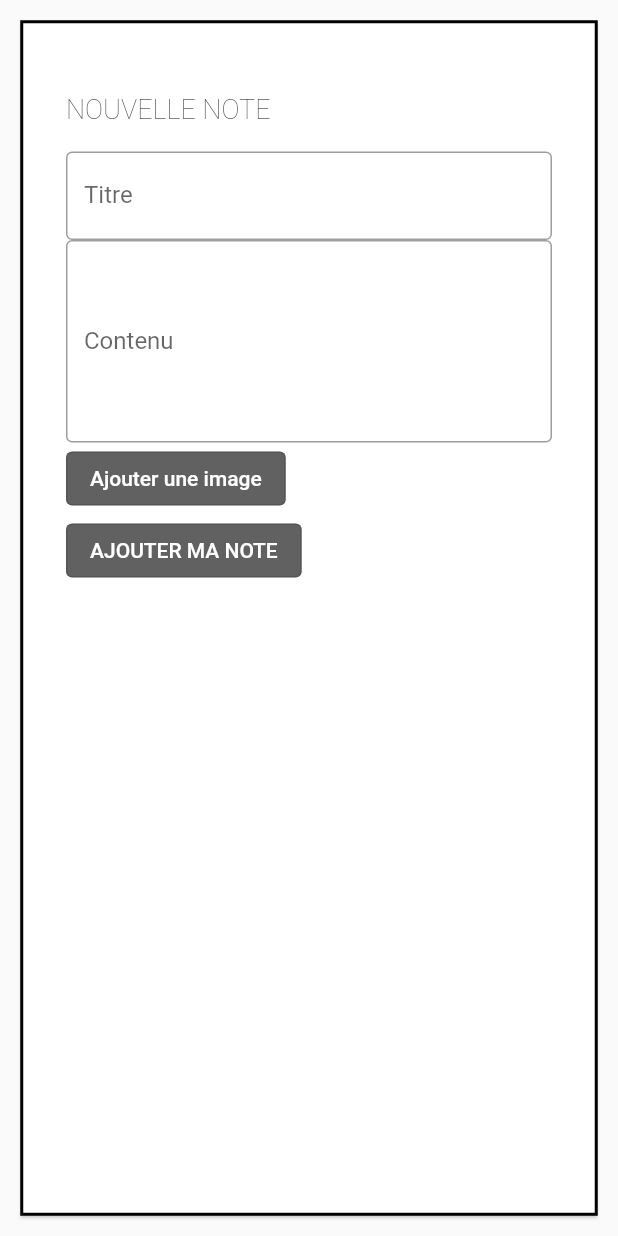
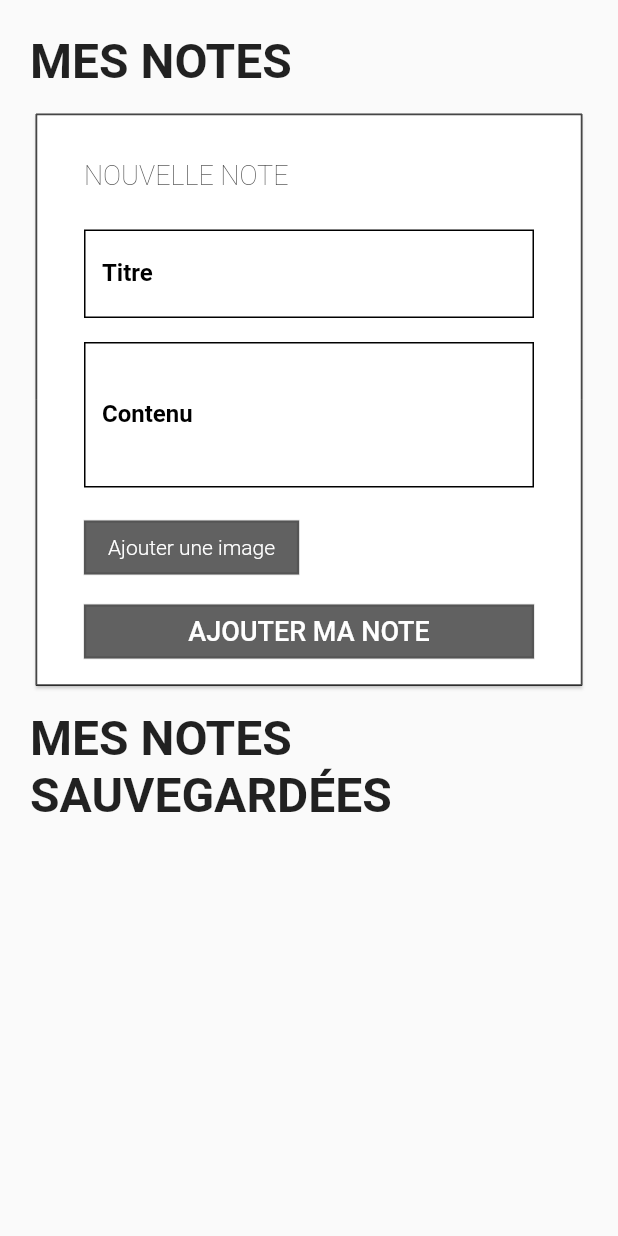
Before and after one commit to VannSup/Tp_final_Flutter, a Flutter app: the screen it shows after launch, on a phone screen of 412 x 824 dp. Run offline on Flutter 3.47's test engine with Material 2 defaults, Android fonts, the light colour scheme and no system bars; our stand-ins replace camera.

Commit message:
Refactorisation (création d'un widget formulaire ajout note) création du model "note" gestion de la prise de photo.

```diff
--- a/lib/app/screens/home/home_screen.dart
+++ b/lib/app/screens/home/home_screen.dart
@@ -1,144 +1,40 @@
-import 'dart:io';
+import 'package:flutter/material.dart';
+import 'package:tp_final/app/widgets/add_note_form.dart';
 
-import 'package:flutter/material.dart';
-import 'package:camera/camera.dart';
-import 'package:tp_final/app/widgets/take_picture_dialog.dart';
-
-class HomeScreen extends StatefulWidget {
-  @override
-  _HomeScreenState createState() => _HomeScreenState();
-}
-
-class _HomeScreenState extends State<HomeScreen> {
-  final _titreController = TextEditingController();
-  final _contenuController = TextEditingController();
-  final _formKey = GlobalKey<FormState>();
-
-  // Picture scan
-  String lastPictureStoredResult = '';
-
-  @override
-  void initState() {
-    super.initState();
-  }
-
-  AutovalidateMode _autoValidateForm = AutovalidateMode.disabled;
-
-  void addMyNote() async {}
-
-  Future _showMyDialog() async {
-    XFile? res = await showDialog(
-      context: context,
-      barrierDismissible: true, // user must tap button!
-      builder: (BuildContext context) {
-        return Dialog(
-          elevation: 0,
-          backgroundColor: Colors.transparent,
-          child: Padding(
-              padding: const EdgeInsets.all(8.0), child: CameraDialog()),
-        );
-      },
-    );
-    if (res != null) {
-      lastPictureStoredResult = res.path;
-    }
-  }
-
-  void _deletePicture() {
-    lastPictureStoredResult = '';
-  }
-
+class HomeScreen extends StatelessWidget {
   @override
   Widget build(BuildContext context) {
     return Scaffold(
-      body: Container(
+      body: SafeArea(
         child: Padding(
-          padding: EdgeInsets.all(10),
-          child: Card(
-            shape: BeveledRectangleBorder(
-              side: BorderSide(
-                color: Colors.black,
-                width: 1.0,
-              ),
-            ),
-            child: Container(
-              padding: EdgeInsets.all(30),
-              child: Form(
-                autovalidateMode: _autoValidateForm,
-                key: _formKey,
+          padding: const EdgeInsets.symmetric(vertical: 10, horizontal: 20),
           child: Column(
             crossAxisAlignment: CrossAxisAlignment.start,
             children: [
               Padding(
-                      padding: const EdgeInsets.symmetric(vertical: 18.0),
+                padding: EdgeInsets.symmetric(
+                  vertical: 12,
+                ),
                 child: Text(
-                        "NOUVELLE NOTE",
+                  'MES NOTES',
                   style: TextStyle(
                     fontStyle: FontStyle.normal,
-                          fontSize: 18,
-                          fontWeight: FontWeight.w100,
+                    fontSize: 32,
+                    fontWeight: FontWeight.bold,
                   ),
                 ),
               ),
-                    TextFormField(
-                      keyboardType: TextInputType.name,
-                      controller: _titreController,
-                      decoration: InputDecoration(
-                        labelText: 'Titre',
-                        border: OutlineInputBorder(
-                          borderSide: const BorderSide(
-                            color: Colors.black,
-                            style: BorderStyle.solid,
+              AddNoteForm(),
+              Padding(
+                padding: EdgeInsets.symmetric(
+                  vertical: 12,
                 ),
-                        ),
-                      ),
-                    ),
-                    TextFormField(
-                      controller: _contenuController,
-                      minLines: 5,
-                      maxLines: 6,
-                      decoration: InputDecoration(
-                        labelText: 'Contenu',
-                        border: OutlineInputBorder(),
-                      ),
-                    ),
-                    Row(
-                      mainAxisAlignment: MainAxisAlignment.start,
-                      children: [
-                        OutlinedButton(
-                          style: OutlinedButton.styleFrom(
-                            backgroundColor: Colors.grey[700],
-                          ),
-                          onPressed: lastPictureStoredResult.isEmpty
-                              ? _showMyDialog
-                              : _deletePicture,
                 child: Text(
-                            lastPictureStoredResult.isEmpty
-                                ? 'Ajouter une image'
-                                : 'Supprimer l\'image',
+                  'MES NOTES SAUVEGARDÉES',
                   style: TextStyle(
-                              color: Colors.white,
-                            ),
-                          ),
-                        ),
-                        lastPictureStoredResult.isEmpty
-                            ? Container()
-                            : Image.file(
-                                File(lastPictureStoredResult),
-                                filterQuality: FilterQuality.low,
-                                scale: 2,
-                              ),
-                      ],
-                    ),
-                    OutlinedButton(
-                      style: OutlinedButton.styleFrom(
-                        backgroundColor: Colors.grey[700],
-                      ),
-                      onPressed: addMyNote,
-                      child: Text(
-                        'AJOUTER MA NOTE',
-                        style: TextStyle(
-                          color: Colors.white,
+                    fontStyle: FontStyle.normal,
+                    fontSize: 32,
+                    fontWeight: FontWeight.bold,
                   ),
                 ),
               ),
@@ -146,9 +42,6 @@ class _HomeScreenState extends State<HomeScreen> {
           ),
         ),
       ),
-          ),
-        ),
-      ),
     );
   }
 }
--- /dev/null
+++ b/lib/app/widgets/add_note_form.dart
@@ -0,0 +1,203 @@
+import 'dart:io';
+
+import 'package:flutter/material.dart';
+import 'package:camera/camera.dart';
+import 'package:tp_final/app/widgets/take_picture_dialog.dart';
+import 'package:tp_final/app/widgets/image_element.dart';
+
+class AddNoteForm extends StatefulWidget {
+  @override
+  _AddNoteFormState createState() => _AddNoteFormState();
+}
+
+class _AddNoteFormState extends State<AddNoteForm> {
+  final _titreController = TextEditingController();
+  final _contenuController = TextEditingController();
+  final _formKey = GlobalKey<FormState>();
+
+  // Picture scan
+  String lastPictureStoredResult = '';
+
+  @override
+  void initState() {
+    super.initState();
+  }
+
+  AutovalidateMode _autoValidateForm = AutovalidateMode.disabled;
+
+  void addMyNote() async {}
+
+  Future _showMyDialog() async {
+    XFile? res = await showDialog(
+      context: context,
+      barrierDismissible: true, // user must tap button!
+      builder: (BuildContext context) {
+        return Dialog(
+          elevation: 0,
+          backgroundColor: Colors.transparent,
+          child: Padding(
+            padding: const EdgeInsets.all(8.0),
+            child: CameraDialog(),
+          ),
+        );
+      },
+    );
+    if (res != null) {
+      print(res.path);
+      changeLastPictureStoredResultValue(value: res.path);
+    }
+  }
+
+  changeLastPictureStoredResultValue({String value = ""}) {
+    print(value);
+    setState(() {
+      lastPictureStoredResult = value;
+    });
+  }
+
+  @override
+  Widget build(BuildContext context) {
+    return Card(
+      shape: BeveledRectangleBorder(
+        side: BorderSide(
+          color: Colors.black,
+          width: 0.5,
+        ),
+      ),
+      child: Container(
+        padding: EdgeInsets.symmetric(horizontal: 32, vertical: 12),
+        child: Form(
+          autovalidateMode: _autoValidateForm,
+          key: _formKey,
+          child: Column(
+            crossAxisAlignment: CrossAxisAlignment.start,
+            mainAxisSize: MainAxisSize.min,
+            children: [
+              Padding(
+                padding: const EdgeInsets.symmetric(vertical: 18.0),
+                child: Text(
+                  "NOUVELLE NOTE",
+                  style: TextStyle(
+                    fontStyle: FontStyle.normal,
+                    fontSize: 18,
+                    fontWeight: FontWeight.w100,
+                  ),
+                ),
+              ),
+              Padding(
+                padding: const EdgeInsets.symmetric(vertical: 8.0),
+                child: TextFormField(
+                  keyboardType: TextInputType.name,
+                  controller: _titreController,
+                  cursorColor: Colors.black,
+                  decoration: InputDecoration(
+                    labelText: 'Titre',
+                    labelStyle: TextStyle(
+                      color: Colors.black,
+                      fontWeight: FontWeight.bold,
+                    ),
+                    border: OutlineInputBorder(
+                      borderRadius: const BorderRadius.all(Radius.zero),
+                    ),
+                    enabledBorder: OutlineInputBorder(
+                      borderSide: BorderSide(color: Colors.black),
+                      borderRadius: const BorderRadius.all(Radius.zero),
+                    ),
+                    focusedBorder: OutlineInputBorder(
+                      borderSide: BorderSide(color: Colors.black),
+                      borderRadius: const BorderRadius.all(Radius.zero),
+                    ),
+                  ),
+                ),
+              ),
+              Padding(
+                padding: const EdgeInsets.symmetric(vertical: 8.0),
+                child: TextFormField(
+                  keyboardType: TextInputType.multiline,
+                  controller: _contenuController,
+                  cursorColor: Colors.black,
+                  minLines: 3,
+                  maxLines: 6,
+                  decoration: InputDecoration(
+                    labelText: 'Contenu',
+                    labelStyle: TextStyle(
+                      color: Colors.black,
+                      fontWeight: FontWeight.bold,
+                    ),
+                    border: OutlineInputBorder(
+                      borderRadius: const BorderRadius.all(Radius.zero),
+                    ),
+                    enabledBorder: OutlineInputBorder(
+                      borderSide: BorderSide(color: Colors.black),
+                      borderRadius: const BorderRadius.all(Radius.zero),
+                    ),
+                    focusedBorder: OutlineInputBorder(
+                      borderSide: BorderSide(color: Colors.black),
+                      borderRadius: const BorderRadius.all(Radius.zero),
+                    ),
+                  ),
+                ),
+              ),
+              Padding(
+                padding: const EdgeInsets.symmetric(vertical: 8.0),
+                child: Row(
+                  mainAxisAlignment: MainAxisAlignment.spaceBetween,
+                  children: [
+                    OutlinedButton(
+                      style: OutlinedButton.styleFrom(
+                        backgroundColor: Colors.grey.shade700,
+                        shape: BeveledRectangleBorder(),
+                      ),
+                      onPressed: lastPictureStoredResult.isEmpty
+                          ? _showMyDialog
+                          : changeLastPictureStoredResultValue,
+                      child: Text(
+                        lastPictureStoredResult.isEmpty
+                            ? 'Ajouter une image'
+                            : 'Supprimer l\'image',
+                        style: TextStyle(
+                          color: Colors.white,
+                          fontWeight: FontWeight.w300,
+                        ),
+                      ),
+                    ),
+                    lastPictureStoredResult.isEmpty
+                        ? Container()
+                        : ImageElement(
+                            imagePath: lastPictureStoredResult,
+                            width: 100,
+                            height: 50,
+                            borderSide: BorderSide(
+                                color: Colors.grey.shade700, width: 3.0),
+                          ),
+                  ],
+                ),
+              ),
+              Center(
+                child: OutlinedButton(
+                  style: OutlinedButton.styleFrom(
+                    backgroundColor: Colors.grey.shade700,
+                    shape: BeveledRectangleBorder(),
+                  ),
+                  onPressed: addMyNote,
+                  child: Row(
+                    mainAxisAlignment: MainAxisAlignment.spaceEvenly,
+                    children: [
+                      Text(
+                        'AJOUTER MA NOTE',
+                        style: TextStyle(
+                          color: Colors.white,
+                          fontSize: 18,
+                        ),
+                      ),
+                    ],
+                  ),
+                ),
+              ),
+            ],
+          ),
+        ),
+      ),
+    );
+  }
+}
--- a/lib/app/widgets/take_picture_dialog.dart
+++ b/lib/app/widgets/take_picture_dialog.dart
@@ -112,6 +112,7 @@ class _CameraDialogState extends State<CameraDialog> {
                     child: OutlinedButton(
                       style: OutlinedButton.styleFrom(
                         backgroundColor: Colors.grey[700],
+                        shape: BeveledRectangleBorder(),
                       ),
                       onPressed: () {
                         onTakePictureButtonPressed(context);
--- a/lib/main.dart
+++ b/lib/main.dart
@@ -15,6 +15,7 @@ class MyApp extends StatelessWidget {
         primarySwatch: Colors.blue,
         visualDensity: VisualDensity.adaptivePlatformDensity,
       ),
+      debugShowCheckedModeBanner: false,
       initialRoute: kMainRoute,
       routes: kRoutes,
       onGenerateRoute: (settings) => onGenerateRoute(settings),
```
Also changed, not shown: lib/app/modules/notes/model/note_model.dart (added, +43 -0 lines), lib/app/widgets/image_element.dart (added, +39 -0 lines). Lines whose indentation alone changed are shown as unchanged.
